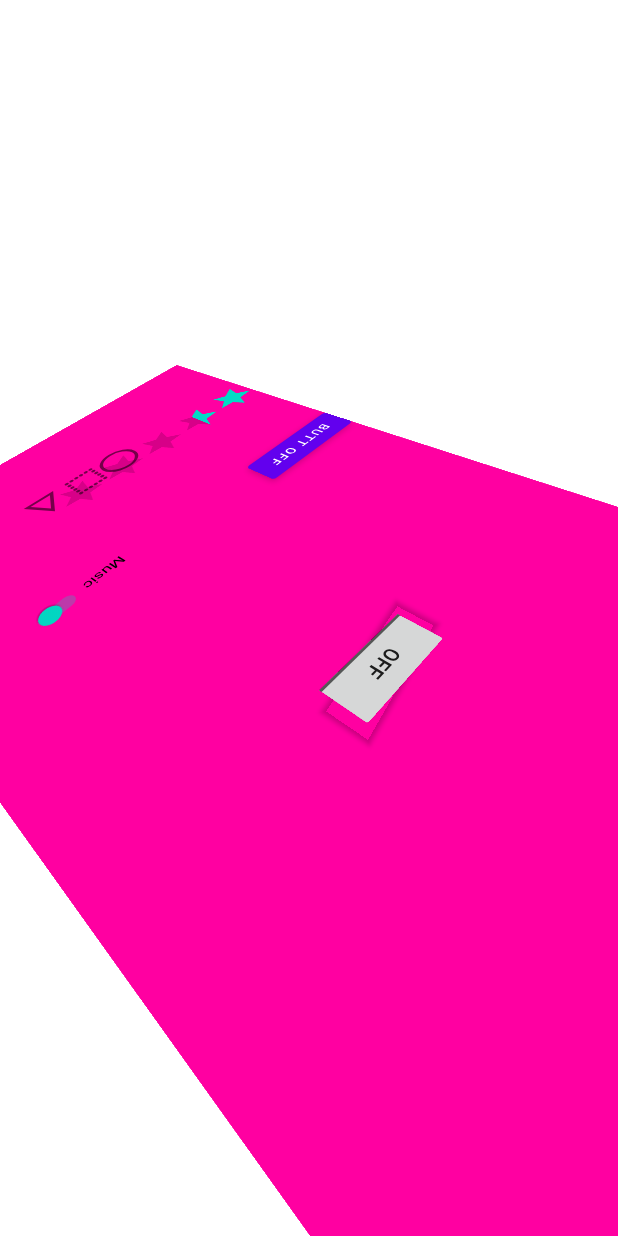
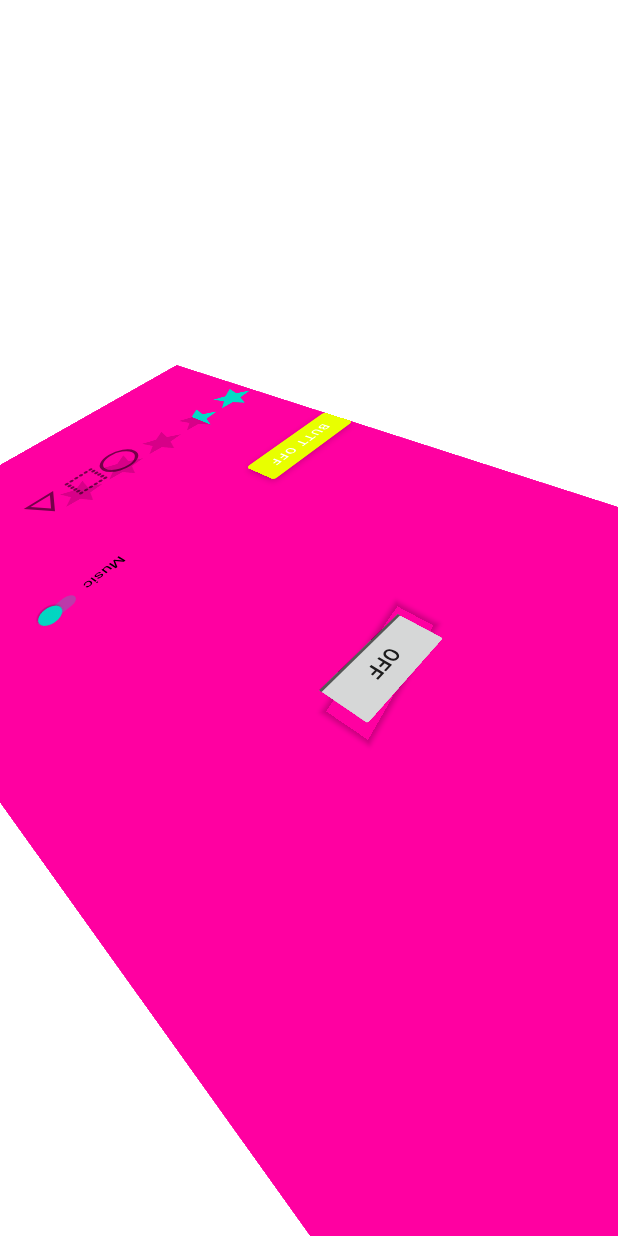
Before and after one commit to Zytron1228/W2uNk1L5Mh, an Android app: the screen it shows after launch (MainActivity), on a phone screen of 412 x 824 dp. Run offline under Robolectric (Android 15) with nearby library versions, the phone set to English and light mode, and no system bars; 3 statements that could not run were skipped.

Commit message:
made yellow buttOff

```diff
--- a/app/src/main/res/layout/activity_main.xml
+++ b/app/src/main/res/layout/activity_main.xml
@@ -116,6 +116,10 @@
         android:id="@+id/button2"
         android:layout_width="wrap_content"
         android:layout_height="wrap_content"
+        android:backgroundTint="#E8FF00"
+        android:backgroundTintMode="src_atop"
+        android:foregroundTint="#CDDC39"
+        android:foregroundTintMode="multiply"
         android:text="Butt Off"
         app:layout_constraintBottom_toBottomOf="parent"
         app:layout_constraintEnd_toEndOf="parent"
```
